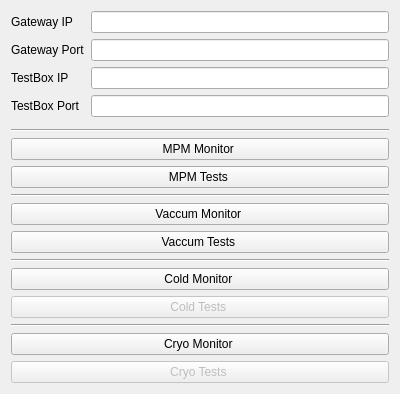
This is ui/mainMenu.ui in lsst-camera-dh/lsstPLCsTestBox as Qt 5 draws it before an edit. The edited form follows.
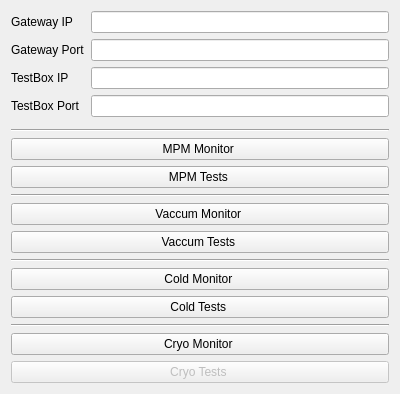
This is the edited form. Custom widgets are drawn as their Qt base class.

What changed in the file:
```diff
--- a/ui/mainMenu.ui
+++ b/ui/mainMenu.ui
@@ -187,7 +187,7 @@
    <item>
     <widget class="PyDMShellCommand" name="PyDMShellCommand_7">
      <property name="enabled">
-      <bool>false</bool>
+      <bool>true</bool>
      </property>
      <property name="toolTip">
       <string/>
```
